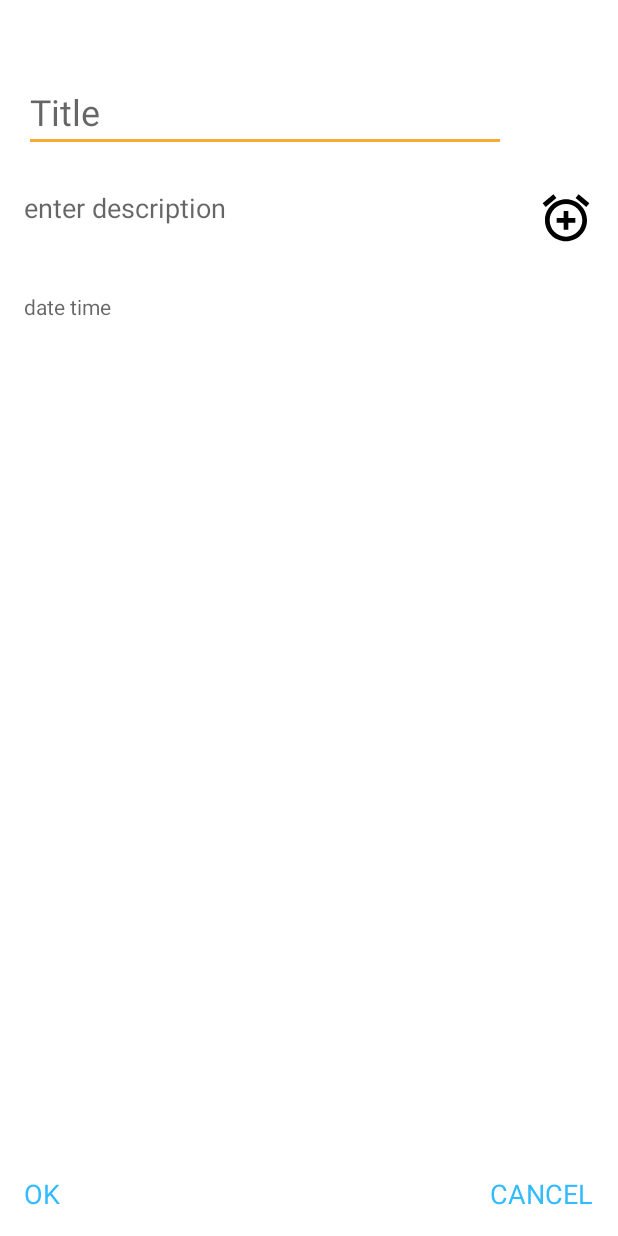
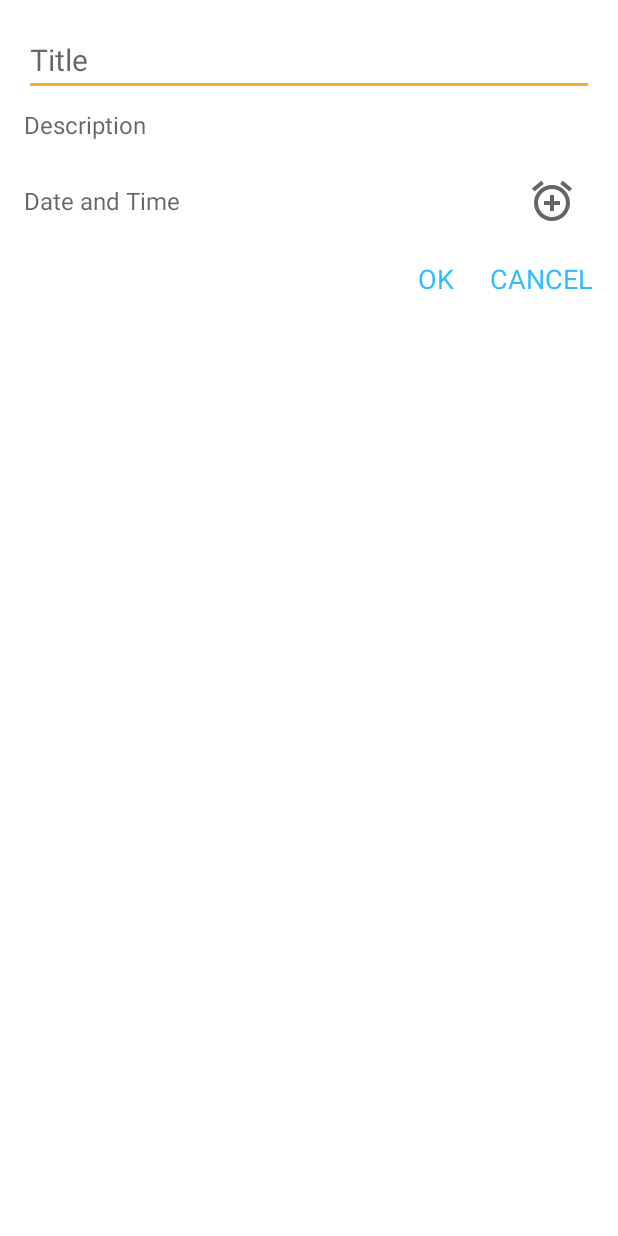
Before and after one commit to Aakashbist/Note, an Android app: the layout add_reminder_fragment.xml on its own in the app's theme, with its tools: preview values and no code run, on a phone screen of 412 x 824 dp. Run offline under Robolectric (Android 15) with nearby library versions, the phone set to English and light mode, and no system bars.

Commit message:
refactoring and bug fixing

```diff
--- a/app/src/main/java/com/aakashbista/note/adapter/NoteAdapter.kt
+++ b/app/src/main/java/com/aakashbista/note/adapter/NoteAdapter.kt
@@ -19,7 +19,12 @@ class NoteAdapter(
     private val itemClickListener: OnItemClickListener,
     private val lifecycleOwner: LifecycleOwner,
     private val selectedNotes: LiveData<List<Note>>
-) : PagingDataAdapter<Note, NoteAdapter.NoteViewHolder>(DIFF_CALLBACK) {
+) : PagingDataAdapter<Note, NoteAdapter.NoteViewHolder>(NoteDiffUtil()) {
+
+    companion object {
+        private const val SELECTED_COLOR = R.color.darkGrey
+        private const val UNSELECTED_COLOR = R.color.white
+    }
 
     override fun onCreateViewHolder(parent: ViewGroup, viewType: Int): NoteViewHolder {
         return NoteViewHolder(
@@ -68,18 +73,13 @@ class NoteAdapter(
         }
     }
 
-    companion object {
-        private const val SELECTED_COLOR = R.color.darkGrey
-        private const val UNSELECTED_COLOR = R.color.white
+    class NoteDiffUtil : DiffUtil.ItemCallback<Note>() {
+        override fun areItemsTheSame(oldItem: Note, newItem: Note): Boolean {
+            return oldItem.id == newItem.id
+        }
 
-        val DIFF_CALLBACK = object : DiffUtil.ItemCallback<Note>() {
-            override fun areItemsTheSame(oldItem: Note, newItem: Note): Boolean {
-                return oldItem.id == newItem.id
-            }
-
-            override fun areContentsTheSame(oldItem: Note, newItem: Note): Boolean {
-                return oldItem == newItem
-            }
+        override fun areContentsTheSame(oldItem: Note, newItem: Note): Boolean {
+            return oldItem == newItem
         }
     }
 
--- a/app/src/main/java/com/aakashbista/note/extension/View+Extension.kt
+++ b/app/src/main/java/com/aakashbista/note/extension/View+Extension.kt
@@ -3,6 +3,11 @@ package com.aakashbista.note.extension
 import android.content.res.ColorStateList
 import android.view.View
 import androidx.core.content.ContextCompat
+import com.aakashbista.note.R
+import com.google.android.material.snackbar.Snackbar
+import kotlinx.android.synthetic.main.activity_main.view.*
+import kotlinx.android.synthetic.main.notes_fragment.view.*
+
 
 fun View.changeColor(newColor: Int) {
     backgroundTintList = ColorStateList.valueOf(
@@ -12,3 +17,10 @@ fun View.changeColor(newColor: Int) {
         )
     )
 }
+
+fun View.snackbar(message: String) {
+    val snackbar = Snackbar.make(this, message, Snackbar.LENGTH_LONG)
+    snackbar.setBackgroundTint(ContextCompat.getColor(this.context, R.color.colorAccent))
+    snackbar.anchorView =btn_add
+    snackbar.show()
+}
--- a/app/src/main/java/com/aakashbista/note/ui/fragment/AddNotesFragment.kt
+++ b/app/src/main/java/com/aakashbista/note/ui/fragment/AddNotesFragment.kt
@@ -12,10 +12,14 @@ import androidx.navigation.fragment.findNavController
 import com.aakashbista.note.R
 import com.aakashbista.note.db.Note
 import com.aakashbista.note.extension.hideKeyboard
+import com.aakashbista.note.extension.snackbar
 import com.aakashbista.note.ui.Extension.toast
 import com.aakashbista.note.ui.navigation.NavigationFragment
 import com.aakashbista.note.viewModel.AddNotesViewModel
+import com.google.android.material.snackbar.Snackbar
 import kotlinx.android.synthetic.main.add_notes_fragment.*
+import kotlinx.android.synthetic.main.add_notes_fragment.reminderDescription
+import kotlinx.android.synthetic.main.notes_fragment.*
 
 class AddNotesFragment : Fragment(),
     NavigationFragment {
@@ -68,12 +72,14 @@ class AddNotesFragment : Fragment(),
             val mNote = Note(title, body)
             if (note == null) {
                 viewModel.addNote(mNote)
-                it.toast("Note Added")
-            } else {
+                //it.toast("Note Added")
+                requireView().snackbar("added")
+              } else {
                 mNote.id = note!!.id
                 viewModel.update(mNote)
                 it.toast("Note updated")
             }
+            hideKeyboard()
         }
         return false
     }
--- a/app/src/main/res/layout/add_reminder_fragment.xml
+++ b/app/src/main/res/layout/add_reminder_fragment.xml
@@ -4,36 +4,37 @@
     xmlns:app="http://schemas.android.com/apk/res-auto"
     xmlns:tools="http://schemas.android.com/tools"
     android:layout_width="match_parent"
-    android:layout_height="match_parent"
+    android:layout_height="wrap_content"
+    android:minWidth="320dp"
     tools:context=".ui.fragment.AddReminderFragment"
     >
 
-
     <EditText
         android:id="@+id/title"
-        android:layout_width="321dp"
-        android:layout_height="0dp"
+        android:layout_width="0dp"
+        android:layout_height="wrap_content"
         android:layout_marginStart="16dp"
-        android:layout_marginTop="48dp"
+        android:layout_marginTop="16dp"
+        android:layout_marginEnd="16dp"
         android:hint="Title"
         android:textColor="#000"
-        android:textSize="24sp"
+        android:textSize="20sp"
+        app:layout_constraintEnd_toEndOf="parent"
         app:layout_constraintStart_toStartOf="parent"
         app:layout_constraintTop_toTopOf="parent" />
 
     <TextView
         android:id="@+id/dateTimeTextView"
-        android:layout_width="327dp"
-        android:hint="date time"
+        android:layout_width="0dp"
         android:layout_height="47dp"
-        android:layout_marginStart="22dp"
         android:layout_marginTop="16dp"
-        android:layout_marginEnd="16dp"
-        app:layout_constraintBottom_toTopOf="@+id/action_ok"
+        android:gravity="center|start"
+        android:hint="Date and Time"
+        android:textSize="16sp"
+
         app:layout_constraintEnd_toEndOf="@+id/reminderDescription"
         app:layout_constraintStart_toStartOf="@+id/title"
-        app:layout_constraintTop_toBottomOf="@+id/reminderDescription"
-        app:layout_constraintVertical_bias="0.035" />
+        app:layout_constraintTop_toBottomOf="@+id/reminderDescription" />
 
     <TextView
         android:id="@+id/action_ok"
@@ -41,12 +42,13 @@
         android:layout_height="wrap_content"
         android:layout_alignParentRight="true"
         android:layout_alignParentBottom="true"
-        android:layout_marginStart="16dp"
+        android:layout_marginTop="16dp"
+        android:layout_marginEnd="24dp"
         android:text="OK"
         android:textColor="#33bbff"
         android:textSize="18sp"
-        app:layout_constraintBottom_toBottomOf="@+id/action_cancel"
-        app:layout_constraintStart_toStartOf="parent" />
+        app:layout_constraintEnd_toStartOf="@+id/action_cancel"
+        app:layout_constraintTop_toBottomOf="@+id/dateTimeTextView" />
 
     <TextView
         android:id="@+id/action_cancel"
@@ -60,32 +62,32 @@
         android:textColor="#33bbff"
         android:textSize="18sp"
         app:layout_constraintBottom_toBottomOf="parent"
-        app:layout_constraintEnd_toEndOf="parent" />
+        app:layout_constraintEnd_toEndOf="parent"
+        app:layout_constraintTop_toTopOf="@+id/action_ok" />
 
     <ImageView
         android:id="@+id/setReminderBotton"
-        android:layout_width="37dp"
-        android:layout_height="69dp"
-        android:layout_marginEnd="16dp"
+        android:layout_width="32dp"
+        android:layout_height="32dp"
+        android:layout_marginEnd="12dp"
+        android:alpha="0.6"
         app:layout_constraintBottom_toBottomOf="@+id/dateTimeTextView"
-        app:layout_constraintEnd_toEndOf="parent"
-        app:layout_constraintHorizontal_bias="1.0"
-        app:layout_constraintStart_toEndOf="@+id/title"
-        app:layout_constraintTop_toTopOf="@+id/title"
+        app:layout_constraintEnd_toEndOf="@+id/dateTimeTextView"
+        app:layout_constraintTop_toTopOf="@+id/dateTimeTextView"
         app:srcCompat="@drawable/ic_add_alarm" />
 
     <EditText
         android:id="@+id/reminderDescription"
-        android:layout_width="321dp"
-        android:layout_height="42dp"
+        android:layout_width="0dp"
+        android:layout_height="wrap_content"
         android:layout_below="@id/title"
-        android:layout_marginTop="16dp"
-        android:layout_marginEnd="8dp"
+        android:layout_marginTop="8dp"
         android:background="@null"
-        android:hint="enter description"
+        android:hint="Description"
         android:textColor="#000"
+        android:textSize="16sp"
         app:layout_constraintEnd_toEndOf="@+id/title"
-        app:layout_constraintHorizontal_bias="0.0"
+        app:layout_constraintHorizontal_bias="1.0"
         app:layout_constraintStart_toStartOf="@+id/title"
         app:layout_constraintTop_toBottomOf="@+id/title" />
 
--- a/app/src/main/res/values/styles.xml
+++ b/app/src/main/res/values/styles.xml
@@ -8,7 +8,16 @@
         <item name="colorAccent">@color/colorAccent</item>
         <item name="actionModeBackground">@color/colorPrimary</item>
         <item name="windowActionModeOverlay">true</item>
+        <item name="snackbarStyle">@style/Snackbar</item>
     </style>
 
 
+    <style name="Snackbar" parent="Widget.MaterialComponents.Snackbar">
+        <item name="android:layout_margin">@null</item>
+        <item name="android:layout_marginTop">0dp</item>
+        <item name="android:layout_marginLeft">0dp</item>
+        <item name="android:layout_marginRight">0dp</item>
+        <item name="android:layout_marginBottom">50dp</item>   //custom bottom margin
+    </style>
+
 </resources>
```
Also changed, not shown: app/src/main/java/com/aakashbista/note/ui/fragment/AddReminderFragment.kt (+6 -7 lines).
